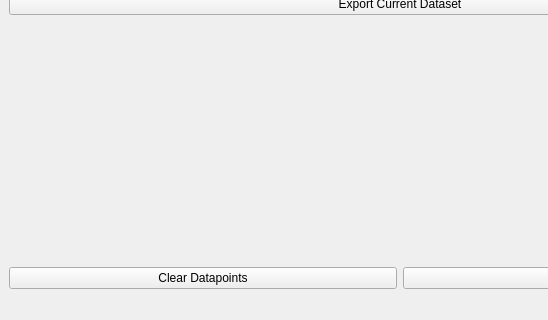
sjgallagher2/PythonPlotDigitizer, file mainwindow.ui: the form before one commit; both pictures show x 0 to 548 and y 280 to 600 of the 800 by 600 pixel window.
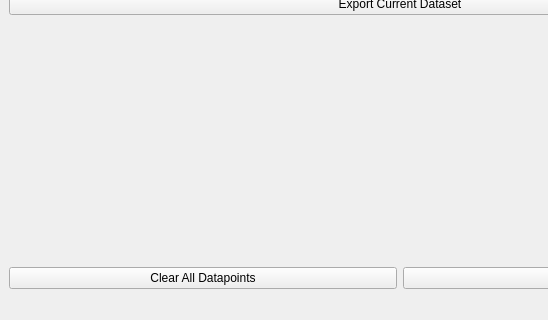
The form after the commit.

Commit message: Add browse image callback

Patch:
```diff
--- a/mainwindow.ui
+++ b/mainwindow.ui
@@ -169,7 +169,7 @@
           <item row="0" column="0">
            <widget class="QPushButton" name="cleardata_button">
             <property name="text">
-             <string>Clear Datapoints</string>
+             <string>Clear All Datapoints</string>
             </property>
            </widget>
           </item>
```
Left out of the diff: 4 changed lines with no effect on the pictures. The commit also changes 2 other files.
